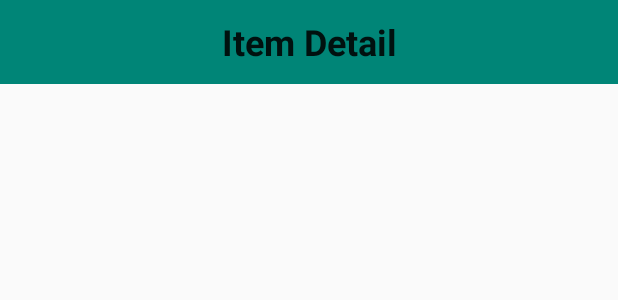
After one commit to btandjaja/CapstoneProject, an Android app: the layout activity_item_detail.xml on its own in the app's theme, with its tools: preview values and no code run, on a phone screen of 412 x 824 dp. The commit adds this screen. Shown: the top 300 px of the screen. Run offline under Robolectric (Android 15) with nearby library versions, the phone set to English and light mode, and no system bars.

Commit message:
detail view not complete, able to retrieve data, deleted unused commented code

```diff
--- a/app/src/main/java/com/buntorotandjaja/www/capstoneproject/ItemAdapter.java
+++ b/app/src/main/java/com/buntorotandjaja/www/capstoneproject/ItemAdapter.java
@@ -9,7 +9,6 @@ import android.widget.TextView;
 
 import com.squareup.picasso.Picasso;
 
-import java.util.ArrayList;
 import java.util.List;
 
 import androidx.annotation.NonNull;
--- a/app/src/main/java/com/buntorotandjaja/www/capstoneproject/Upload.java
+++ b/app/src/main/java/com/buntorotandjaja/www/capstoneproject/Upload.java
@@ -34,7 +34,7 @@ public class Upload implements Parcelable{
         dest.writeByte((byte) (mSold ? 1: 0));
     }
 
-    private static final String DISPLAY_ITEM_STRING = "display item string";
+    public static final String DISPLAY_ITEM_STRING = "display item string";
     private String mUploadInfo;
     private String mTitle;
     private String mDescription;
@@ -44,7 +44,7 @@ public class Upload implements Parcelable{
     private boolean mSold;
     private String mPrice;
 
-    // empty constructor required
+    // empty constructor
     public Upload() {}
 
     public Upload(Parcel in) {
--- /dev/null
+++ b/app/src/main/res/layout/activity_item_detail.xml
@@ -0,0 +1,35 @@
+<?xml version="1.0" encoding="utf-8"?>
+<androidx.coordinatorlayout.widget.CoordinatorLayout xmlns:android="http://schemas.android.com/apk/res/android"
+    xmlns:app="http://schemas.android.com/apk/res-auto"
+    xmlns:tools="http://schemas.android.com/tools"
+    android:layout_width="match_parent"
+    android:layout_height="match_parent"
+    tools:context=".ItemDetailActivity">
+
+    <com.google.android.material.appbar.AppBarLayout
+        android:id="@+id/appbar_item_detail"
+        android:layout_width="match_parent"
+        android:layout_height="wrap_content"
+        android:fitsSystemWindows="true"
+        android:theme="@style/AppBar">
+
+        <androidx.appcompat.widget.Toolbar
+            android:id="@+id/toolbar_item_detail_acitivty"
+            android:layout_width="match_parent"
+            android:layout_height="wrap_content"
+            android:layout_gravity="center_horizontal|center_vertical"
+            app:layout_collapseMode="pin">
+
+            <TextView
+                style="@style/TextAppearance.AppCompat.Headline"
+                android:layout_width="wrap_content"
+                android:layout_height="wrap_content"
+                android:layout_gravity="center_horizontal|center_vertical"
+                android:text="@string/title_item_detail_activity"
+                android:textStyle="bold" />
+        </androidx.appcompat.widget.Toolbar>
+    </com.google.android.material.appbar.AppBarLayout>
+
+
+
+</androidx.coordinatorlayout.widget.CoordinatorLayout>
--- a/app/src/main/res/values/strings.xml
+++ b/app/src/main/res/values/strings.xml
@@ -30,6 +30,8 @@
 
     <!-- title -->
     <string name="title_activity_register">Register</string>
+    <string name="title_activity_listing">Item On Sale!</string>
+    <string name="title_item_detail_activity">Item Detail</string>
 
     <string name="unique_id">USER_SPECIFIC_ID</string>
 
```
Also changed, not shown: app/src/main/AndroidManifest.xml (+5 -5 lines), app/src/main/java/com/buntorotandjaja/www/capstoneproject/DecimalCurrency.java (+6 -6 lines), app/src/main/java/com/buntorotandjaja/www/capstoneproject/ItemDetailActivity.java (added, +17 -0 lines), app/src/main/java/com/buntorotandjaja/www/capstoneproject/ItemListActivity.java (+11 -8 lines), app/src/main/res/layout/activity_login.xml (+0 -25 lines).
